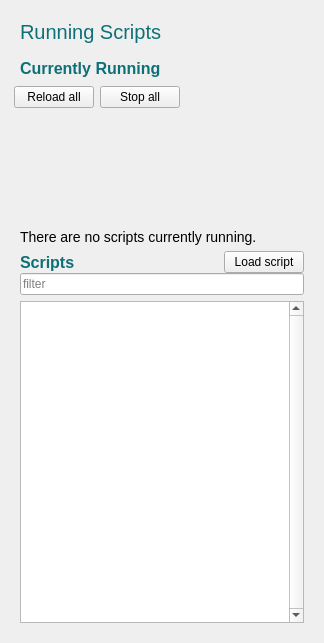
The window that interface/ui/runningScriptsWidget.ui (vircadia/vircadia-native-core) describes before a commit, drawn with Qt 5.
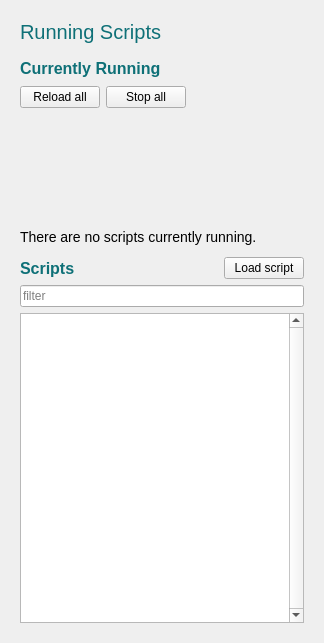
The same window after the commit.

Commit message: Fix spacing on RunningScripts

The edit to the form file:
```diff
--- a/interface/ui/runningScriptsWidget.ui
+++ b/interface/ui/runningScriptsWidget.ui
@@ -175,13 +175,13 @@
         </property>
         <layout class="QHBoxLayout" name="horizontalLayout_3">
          <property name="leftMargin">
-          <number>0</number>
+          <number>6</number>
          </property>
          <property name="topMargin">
           <number>0</number>
          </property>
          <property name="rightMargin">
-          <number>0</number>
+          <number>6</number>
          </property>
          <property name="bottomMargin">
           <number>0</number>
@@ -360,13 +360,13 @@
           <number>6</number>
          </property>
          <property name="topMargin">
-          <number>0</number>
+          <number>6</number>
          </property>
          <property name="rightMargin">
           <number>6</number>
          </property>
          <property name="bottomMargin">
-          <number>0</number>
+          <number>6</number>
          </property>
          <item>
           <widget class="QLabel" name="label">
```
